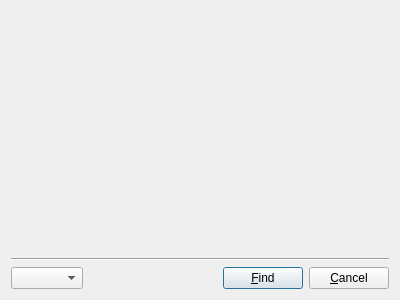
This is src/gui/boardsearchdialog.ui in madnight/chessx as Qt 5 draws it before an edit. The edited form follows.
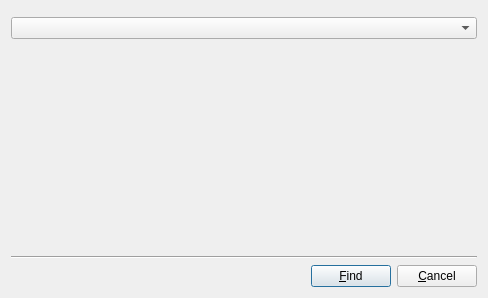
This is the edited form. Custom widgets are drawn as their Qt base class.

The edit to the form file:
```diff
--- a/src/gui/boardsearchdialog.ui
+++ b/src/gui/boardsearchdialog.ui
@@ -6,8 +6,8 @@
    <rect>
     <x>0</x>
     <y>0</y>
-    <width>400</width>
-    <height>300</height>
+    <width>488</width>
+    <height>298</height>
    </rect>
   </property>
   <property name="windowTitle">
@@ -21,6 +21,16 @@
      </item>
     </layout>
    </item>
+   <item>
+    <widget class="QComboBox" name="modeCombo">
+     <property name="sizePolicy">
+      <sizepolicy hsizetype="Preferred" vsizetype="Preferred">
+       <horstretch>0</horstretch>
+       <verstretch>0</verstretch>
+      </sizepolicy>
+     </property>
+    </widget>
+   </item>
    <item>
     <spacer name="verticalSpacer">
      <property name="orientation">
@@ -43,9 +53,6 @@
    </item>
    <item>
     <layout class="QHBoxLayout" name="horizontalLayout_2">
-     <item>
-      <widget class="QComboBox" name="modeCombo"/>
-     </item>
      <item>
       <spacer name="horizontalSpacer">
        <property name="orientation">
```
Left out of the diff: 3 changed lines with no effect on the pictures.
